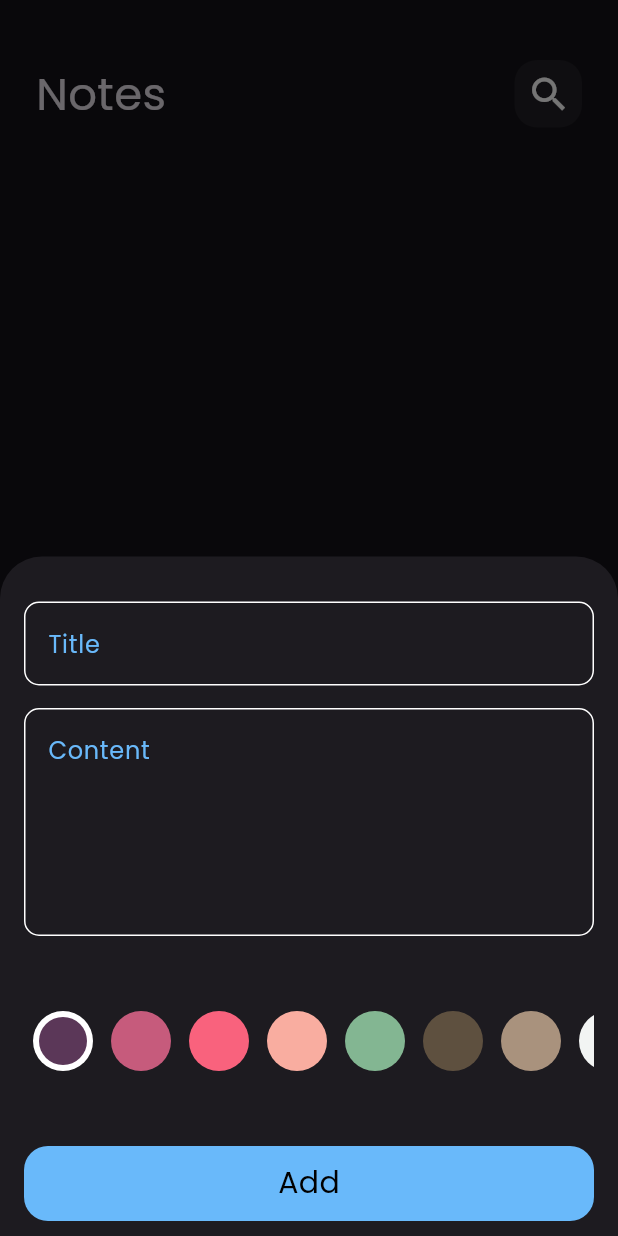
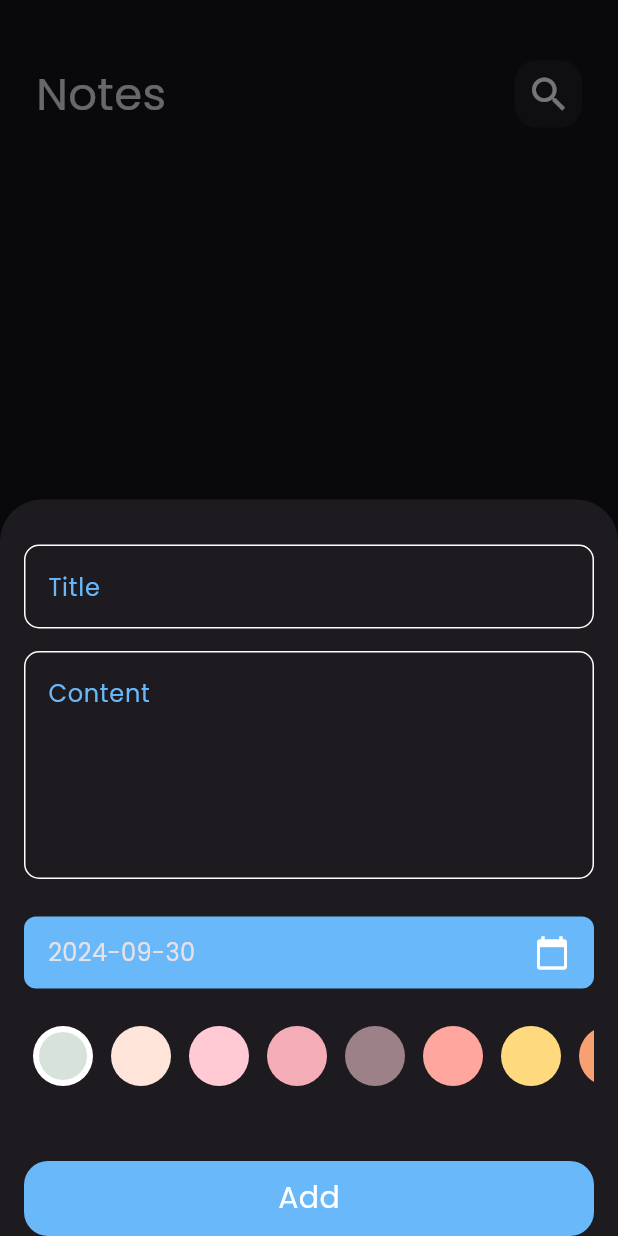
Before and after one commit to KarolHany/JotIt_App, a Flutter app: the screen it shows after launch, after a tap on the "add" icon, on a phone screen of 412 x 824 dp. Run offline on Flutter 3.47's test engine with Material 3 defaults, Android fonts, the phone set to English and light mode, and no system bars; our stand-ins replace bloc, flutter_bloc, font_awesome_flutter, hive, hive_flutter; accounts and stored records are empty.

Commit message:
add date item and data container

```diff
--- a/lib/cubits/add_note_cubit/add_note_cubit.dart
+++ b/lib/cubits/add_note_cubit/add_note_cubit.dart
@@ -1,6 +1,7 @@
 import 'package:bloc/bloc.dart';
 import 'package:flutter/material.dart';
 import 'package:hive_flutter/hive_flutter.dart';
+import 'package:intl/intl.dart';
 import 'package:jotit_app/helper/constants.dart';
 import 'package:jotit_app/models/note_model.dart';
 
@@ -11,8 +12,17 @@ class AddNoteCubit extends Cubit<AddNoteState> {
   AddNoteCubit() : super(AddNoteInitial());
 
   Color color = const Color(0xFF83B692);
+
+ String date = DateFormat('yyyy-MM-dd').format(DateTime.now());
+
+   updateDate(String newDate) {
+    date = newDate;
+  }
+
   // 3-Add Method (create functions)
   addNote(NoteModel note) async {
+    note.date = date;
+
     note.color = color.value;
     emit(AddNoteLoading());
     try {
--- a/lib/cubits/add_note_cubit/add_note_state.dart
+++ b/lib/cubits/add_note_cubit/add_note_state.dart
@@ -1,11 +1,15 @@
 part of 'add_note_cubit.dart';
+
 // 1-create states
 @immutable
 abstract class AddNoteState {}
 
 final class AddNoteInitial extends AddNoteState {}
+
 final class AddNoteLoading extends AddNoteState {}
+
 final class AddNoteSuccess extends AddNoteState {}
+
 final class AddNoteFailure extends AddNoteState {
   final String errorMessage;
 
--- a/lib/cubits/notes_cubit/notes_cubit.dart
+++ b/lib/cubits/notes_cubit/notes_cubit.dart
@@ -1,4 +1,5 @@
 import 'package:bloc/bloc.dart';
+import 'package:flutter/material.dart';
 import 'package:hive_flutter/hive_flutter.dart';
 import 'package:jotit_app/helper/constants.dart';
 import 'package:jotit_app/models/note_model.dart';
@@ -7,7 +8,8 @@ import 'package:meta/meta.dart';
 part 'notes_state.dart';
 
 class NotesCubit extends Cubit<NotesState> {
-  NotesCubit() : super(NotesInitial());
+  NotesCubit()
+      : super(NotesInitial());
   // fetch notes from hive
   List<NoteModel>? notes;
   fetchAllNotes() {
--- a/lib/helper/constants.dart
+++ b/lib/helper/constants.dart
@@ -2,15 +2,17 @@ import 'package:flutter/material.dart';
 
 const kPrimaryColor = Color.fromARGB(255, 105, 185, 250);
 const kNotesBox = 'notes_box';
- List<Color> kColors = const [
-    Color(0xFF5B3758),
-    Color(0xFFC65B7C),
-    Color(0xFFF9627D),
-    Color(0xFFF9ADA0),
-    Color(0xFF83B692),
-    Color(0xFF5E503F),
-    Color(0xFFA9927D),
-    Color(0xFFF2F4F3),
-    Color(0xFF22333B),
-    Color(0xFFBADEFC),
-  ];
+List<Color> kColors = const [
+  Color(0xFFd8e2dc),
+  Color(0xFFffe5d9),
+  Color(0xFFffcad4),
+  Color(0xFFf4acb7),
+  Color(0xFF9d8189),
+  Color(0xFFffa69e),
+  Color(0xFFffd97d),
+  Color(0xFFf7a072),
+  Color(0xFFb8f2e6),
+  Color(0xFFb9fbc0),
+  Color(0xFF70a288),
+  Color(0xFF718355),
+];
--- a/lib/models/note_model.dart
+++ b/lib/models/note_model.dart
@@ -9,7 +9,7 @@ class NoteModel extends HiveObject {
   @HiveField(1)
   late String subTitle;
   @HiveField(2)
-  final String date;
+  late String date;
   @HiveField(3)
    int color;
 
--- a/lib/views/note_view.dart
+++ b/lib/views/note_view.dart
@@ -18,7 +18,7 @@ class NoteView extends StatelessWidget {
                 return const AddNoteButtomSheet();
               });
         },
-        backgroundColor: Colors.black,
+        backgroundColor: Colors.grey.shade800,
         child: const Icon(
           Icons.add,
           size: 30,
--- a/lib/widgets/add_note_form.dart
+++ b/lib/widgets/add_note_form.dart
@@ -1,16 +1,15 @@
+import 'package:flutter/foundation.dart';
 import 'package:flutter/material.dart';
 import 'package:flutter_bloc/flutter_bloc.dart';
-import 'package:intl/intl.dart';
 import 'package:jotit_app/cubits/add_note_cubit/add_note_cubit.dart';
 import 'package:jotit_app/models/note_model.dart';
 import 'package:jotit_app/widgets/colors_list_view.dart';
-import 'custom_buttom.dart';
-import 'custom_text_field.dart';
+import 'package:jotit_app/widgets/custom_buttom.dart';
+import 'package:jotit_app/widgets/custom_text_field.dart';
+import 'package:jotit_app/widgets/date_item.dart';
 
 class NoteForm extends StatefulWidget {
-  const NoteForm({
-    super.key,
-  });
+  const NoteForm({super.key});
 
   @override
   State<NoteForm> createState() => _NoteFormState();
@@ -20,6 +19,7 @@ class _NoteFormState extends State<NoteForm> {
   GlobalKey<FormState> formKey = GlobalKey();
   AutovalidateMode autovalidateMode = AutovalidateMode.disabled;
   String? title, subTitle;
+
   @override
   Widget build(BuildContext context) {
     return Form(
@@ -27,18 +27,14 @@ class _NoteFormState extends State<NoteForm> {
       autovalidateMode: autovalidateMode,
       child: Column(
         children: [
-          const SizedBox(
-            height: 30,
-          ),
+          const SizedBox(height: 30),
           CustomTextField(
             onSaved: (value) {
               title = value;
             },
             hint: 'Title',
           ),
-          const SizedBox(
-            height: 15,
-          ),
+          const SizedBox(height: 15),
           CustomTextField(
             onSaved: (value) {
               subTitle = value;
@@ -46,13 +42,22 @@ class _NoteFormState extends State<NoteForm> {
             hint: 'Content',
             maxLines: 5,
           ),
-          const SizedBox(
-            height: 50,
+          const SizedBox(height: 25),
+          // Use DateItem to select the date
+          BlocBuilder<AddNoteCubit, AddNoteState>(
+            builder: (context, state) {
+              var cubit = BlocProvider.of<AddNoteCubit>(context);
+              return DateItem(
+                date: cubit.date, // Use the date from the cubit
+                onDateChanged: (newDate) {
+                  cubit.updateDate(newDate); // Update the date in the cubit
+                },
+              );
+            },
           ),
+          const SizedBox(height: 25),
           const ColorsListView(),
-          const SizedBox(
-            height: 50,
-          ),
+          const SizedBox(height: 50),
           BlocBuilder<AddNoteCubit, AddNoteState>(
             builder: (context, state) {
               return CustomButtom(
@@ -60,14 +65,18 @@ class _NoteFormState extends State<NoteForm> {
                 onTap: () {
                   if (formKey.currentState!.validate()) {
                     formKey.currentState!.save();
-                    // Here you can call your function to save the note
-                    // 6-trigger cubit
+
+                    // Create a new note and pass the saved values
+                    var cubit = BlocProvider.of<AddNoteCubit>(context);
                     var noteModel = NoteModel(
-                        title: title!,
-                        subTitle: subTitle!,
-                        date: DateFormat('yyyy-MM-dd').format(DateTime.now()),
-                        color: Colors.blue.value);
-                    BlocProvider.of<AddNoteCubit>(context).addNote(noteModel);
+                      title: title!,
+                      subTitle: subTitle!,
+                      date: cubit.date, // Use the date from the cubit
+                      color: cubit.color.value, // Use the color from the cubit
+                    );
+
+                    // Trigger cubit to add the note
+                    cubit.addNote(noteModel);
                   } else {
                     autovalidateMode = AutovalidateMode.always;
                     setState(() {});
@@ -76,9 +85,6 @@ class _NoteFormState extends State<NoteForm> {
               );
             },
           ),
-          const SizedBox(
-            height: 10,
-          ),
         ],
       ),
     );
--- a/lib/widgets/custom_buttom.dart
+++ b/lib/widgets/custom_buttom.dart
@@ -2,9 +2,9 @@ import 'package:flutter/material.dart';
 import 'package:jotit_app/helper/constants.dart';
 
 class CustomButtom extends StatelessWidget {
-  const CustomButtom({super.key , this.onTap,  this.isLoading = false});
+  const CustomButtom({super.key, this.onTap, this.isLoading = false});
   final void Function()? onTap;
-   final bool isLoading ;
+  final bool isLoading;
   @override
   Widget build(BuildContext context) {
     return GestureDetector(
@@ -16,18 +16,19 @@ class CustomButtom extends StatelessWidget {
           color: kPrimaryColor,
           borderRadius: BorderRadius.circular(16),
         ),
-        child:  Center(
-          child:isLoading?const SizedBox(
+        child: Center(
+          child: isLoading
+              ? const SizedBox(
                   height: 24,
                   width: 25,
-            child:  CircularProgressIndicator(
+                  child: CircularProgressIndicator(
                     color: Colors.black,
-
                   ),
-          ) :const Text(
+                )
+              : const Text(
                   'Add',
                   style: TextStyle(
-              color: Colors.black,
+                    color: Colors.white,
                     fontSize: 20,
                   ),
                 ),
--- a/lib/widgets/custom_note_item.dart
+++ b/lib/widgets/custom_note_item.dart
@@ -4,7 +4,6 @@ import 'package:font_awesome_flutter/font_awesome_flutter.dart';
 import 'package:jotit_app/cubits/notes_cubit/notes_cubit.dart';
 import 'package:jotit_app/models/note_model.dart';
 import 'package:jotit_app/views/edit_note_view.dart';
-
 
 class CustomNoteItem extends StatelessWidget {
   const CustomNoteItem({
@@ -19,7 +18,9 @@ class CustomNoteItem extends StatelessWidget {
         Navigator.push(
             context,
             MaterialPageRoute(
-              builder: (context) => EditNoteView(note: notes,),
+              builder: (context) => EditNoteView(
+                note: notes,
+              ),
             ));
       },
       child: Container(
--- /dev/null
+++ b/lib/widgets/date_container.dart
@@ -0,0 +1,30 @@
+import 'package:flutter/material.dart';
+import 'package:intl/intl.dart';
+import 'package:jotit_app/helper/constants.dart';
+
+class DateContainer extends StatelessWidget {
+  const DateContainer({super.key, this.selectedDate});
+  final DateTime? selectedDate;
+
+  @override
+  Widget build(BuildContext context) {
+    return Container(
+      padding: const EdgeInsets.symmetric(vertical: 12, horizontal: 16),
+      decoration: BoxDecoration(
+        borderRadius: BorderRadius.circular(8),
+        color: kPrimaryColor,
+      ),
+      child: Row(
+        mainAxisAlignment: MainAxisAlignment.spaceBetween,
+        children: [
+          Text(
+            // Display the formatted date
+            DateFormat('yyyy-MM-dd').format(selectedDate!),
+            style: const TextStyle(fontSize: 16),
+          ),
+          const Icon(Icons.calendar_today),
+        ],
+      ),
+    );
+  }
+}
--- /dev/null
+++ b/lib/widgets/date_item.dart
@@ -0,0 +1,54 @@
+import 'package:flutter/material.dart';
+import 'package:intl/intl.dart';
+import 'package:jotit_app/helper/constants.dart';
+import 'package:jotit_app/widgets/date_container.dart';
+
+class DateItem extends StatefulWidget {
+  const DateItem({
+    super.key,
+    required this.date,
+    required this.onDateChanged,
+  });
+
+  final String date; // The initial date string
+  final ValueChanged<String> onDateChanged; // Callback to notify when the date changes
+
+  @override
+  State<DateItem> createState() => _DateItemState();
+}
+
+class _DateItemState extends State<DateItem> {
+  DateTime? selectedDate;
+
+  @override
+  void initState() {
+    super.initState();
+    // Initialize the selected date from the widget's initial date
+    selectedDate = DateFormat('yyyy-MM-dd').parse(widget.date);
+  }
+
+  Future<void> _selectDate(BuildContext context) async {
+    final DateTime? picked = await showDatePicker(
+      context: context,
+      initialDate: selectedDate ?? DateTime.now(),
+      firstDate: DateTime(2000),
+      lastDate: DateTime(2025),
+    );
+    if (picked != null) {
+      setState(() {
+        selectedDate = picked;
+        // Format the selected date to a string
+        String formattedDate = DateFormat('yyyy-MM-dd').format(selectedDate!);
+        widget.onDateChanged(formattedDate);  // Notify the parent widget
+      });
+    }
+  }
+
+  @override
+  Widget build(BuildContext context) {
+    return GestureDetector(
+      onTap: () => _selectDate(context),
+      child: DateContainer(selectedDate: selectedDate,),
+    );
+  }
+}
```
Also changed, not shown: lib/main.dart (+4 -3 lines), lib/notes/what_i_learned_from_this_app.dart (added, +16 -0 lines), lib/views/test.dart (added, +59 -0 lines), lib/widgets/edit_note_view_body.dart (+32 -17 lines), lib/widgets/notes_list_view.dart (+6 -7 lines). Lines whose indentation alone changed are shown as unchanged.
